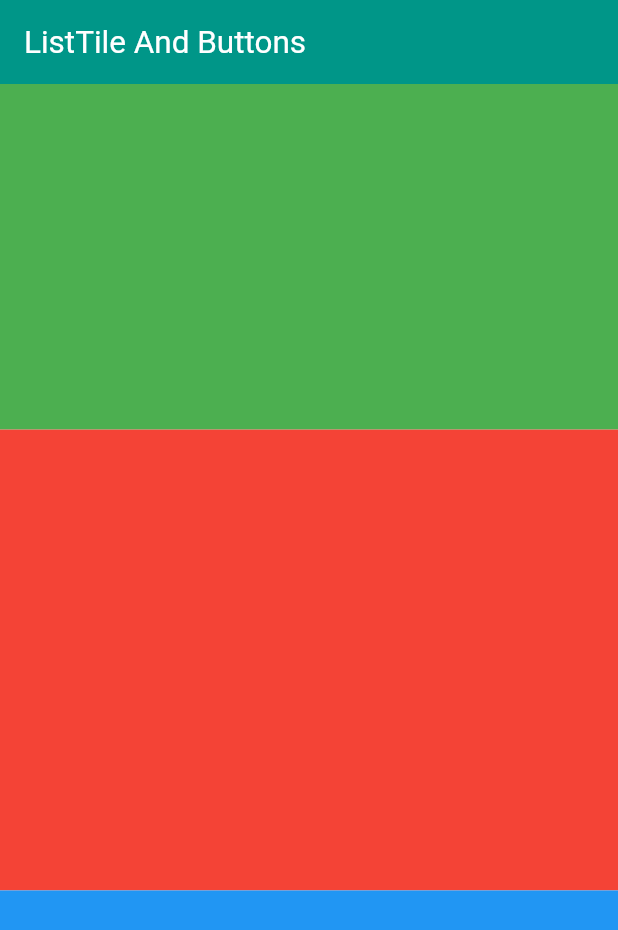
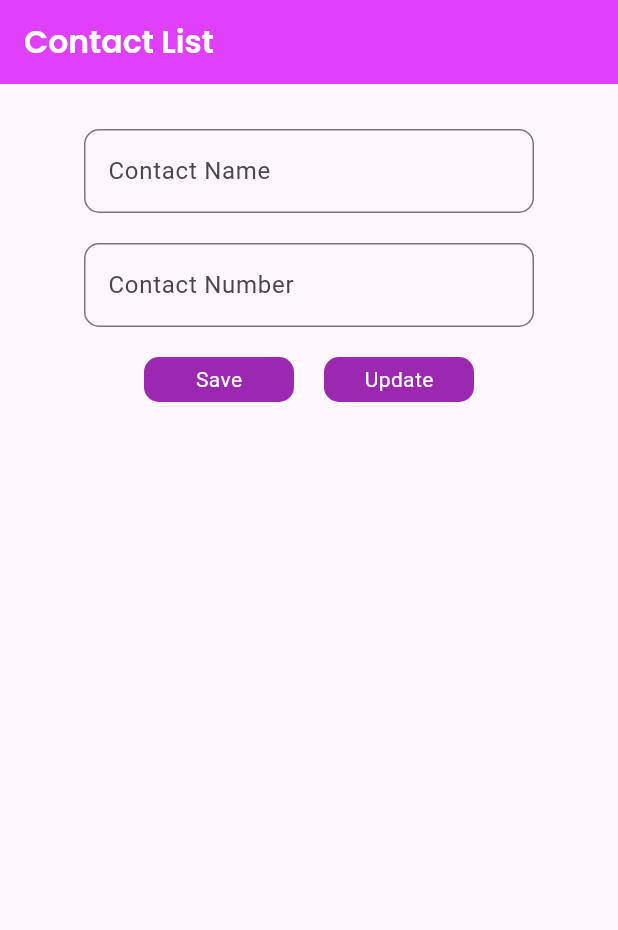
Before and after one commit to Malik399758/Urraan_Batch_39, a Flutter app: the screen it shows after launch, on a phone screen of 412 x 824 dp. Shown: the top 930 px of the screen. Run offline on Flutter 3.47's test engine with Material 3 defaults, Android fonts, the phone set to English and light mode, and no system bars; our stand-ins replace google_fonts, shared_preferences.

Commit message:
Shared Preferences mini project

```diff
--- a/lib/main.dart
+++ b/lib/main.dart
@@ -1,10 +1,5 @@
 import 'package:flutter/material.dart';
-import 'package:flutter_urraan_online_batch_38_ui/batch39_ui/assets_image.dart';
-import 'package:flutter_urraan_online_batch_38_ui/batch39_ui/listtile_buttons_ui.dart';
-import 'package:flutter_urraan_online_batch_38_ui/batch39_ui/listview_ui.dart';
-import 'package:flutter_urraan_online_batch_38_ui/batch39_ui/row_column.dart';
-import 'package:flutter_urraan_online_batch_38_ui/batch39_ui/text_ui.dart';
-import 'package:flutter_urraan_online_batch_38_ui/page1.dart';
+import 'package:flutter_urraan_online_batch_38_ui/shared_preferences_project/shared_preferences.dart';
 
 void main() => runApp(FitnessApp());
 
@@ -13,7 +8,8 @@ class FitnessApp extends StatelessWidget {
   Widget build(BuildContext context) {
     return MaterialApp(
       debugShowCheckedModeBanner: false,
-      home:ListTileButtonsUi(),
+      home:SharedPreferencesProject(),
+      //ListTileButtonsUi(),
       //ListviewUi()
       //AssetsImage(),
       // RowColumn(),
--- /dev/null
+++ b/lib/shared_preferences_project/shared_preferences.dart
@@ -0,0 +1,193 @@
+import 'package:flutter/material.dart';
+import 'package:google_fonts/google_fonts.dart';
+import 'package:shared_preferences/shared_preferences.dart';
+
+class SharedPreferencesProject extends StatefulWidget {
+  const SharedPreferencesProject({super.key});
+
+  @override
+  State<SharedPreferencesProject> createState() => _SharedPreferencesProjectState();
+}
+
+class _SharedPreferencesProjectState extends State<SharedPreferencesProject> {
+  var nameController = TextEditingController();
+  var numberController = TextEditingController();
+
+  List<String> nameList = [];
+  List<String> numberList = [];
+  int? selectedIndex;
+
+  @override
+  void initState() {
+    // TODO: implement initState
+    super.initState();
+     getData();
+  }
+
+
+  // Save
+  void saveData()async{
+    SharedPreferences prefs = await SharedPreferences.getInstance();
+    if(nameController.text.isNotEmpty && numberController.text.isNotEmpty){
+      nameList.add(nameController.text);
+      numberList.add(numberController.text);
+    }
+    prefs.setStringList('name', nameList);
+    prefs.setStringList('number', numberList);
+    nameController.clear();
+    numberController.clear();
+    getData();
+  }
+
+  // Get
+  void getData()async{
+    SharedPreferences prefs = await SharedPreferences.getInstance();
+   setState(() {
+     nameList = prefs.getStringList('name') ?? [];
+     numberList = prefs.getStringList('number') ?? [];
+   });
+  }
+
+  void updateData()async{
+    SharedPreferences prefs = await SharedPreferences.getInstance();
+    if(selectedIndex != null && nameController.text.isNotEmpty && numberController.text.isNotEmpty){
+      nameList[selectedIndex!] = nameController.text;
+      numberList[selectedIndex!] = numberController.text;
+    }
+    prefs.setStringList('name', nameList);
+    prefs.setStringList('number', numberList);
+    nameController.clear();
+    numberController.clear();
+    getData();
+  }
+
+  // Edit
+  void editContact(int index) {
+    setState(() {
+      selectedIndex = index;
+      nameController.text = nameList[index];
+      numberController.text = numberList[index];
+    });
+  }
+
+  // delete
+  void deleteData(int index)async{
+    SharedPreferences prefs = await SharedPreferences.getInstance();
+    nameList.removeAt(index);
+    numberList.removeAt(index);
+    getData();
+    prefs.setStringList('name', nameList);
+    prefs.setStringList('number', numberList);
+  }
+
+  @override
+  Widget build(BuildContext context) {
+    return Scaffold(
+      appBar: AppBar(
+        backgroundColor: Colors.purpleAccent,
+        title : Text('Contact List',style: GoogleFonts.poppins(fontSize: 21,color: Colors.white,fontWeight: FontWeight.w600),)
+      ),
+      body: Column(
+        children: [
+          SizedBox(height: 30,),
+          Center(
+            child: Container(
+              width: 300,
+              child: TextFormField(
+                controller: nameController,
+                decoration: InputDecoration(
+                  hintText: 'Contact Name',
+                  border: OutlineInputBorder(
+                    borderRadius: BorderRadius.circular(10)
+                  )
+                ),
+              ),
+            ),
+          ),
+          SizedBox(height: 20,),
+          Center(
+            child: Container(
+              width: 300,
+              child: TextFormField(
+                controller: numberController,
+                decoration: InputDecoration(
+                    hintText: 'Contact Number',
+                    border: OutlineInputBorder(
+                        borderRadius: BorderRadius.circular(10)
+                    )
+                ),
+              ),
+            ),
+          ),
+          SizedBox(height: 20,),
+          Row(
+            mainAxisAlignment: MainAxisAlignment.center,
+            children: [
+              // Save
+              GestureDetector(
+                onTap: ()async{
+                  saveData();
+                },
+                child: Container(
+                  width: 100,
+                  height: 30,
+                  decoration: BoxDecoration(
+                    color: Colors.purple,
+                    borderRadius: BorderRadius.circular(10)
+                  ),
+                  child: Center(child: Text('Save',style: TextStyle(color: Colors.white),)),
+                ),
+              ),
+              SizedBox(width: 20,),
+              GestureDetector(
+                onTap: (){
+                  updateData();
+                },
+                child: Container(
+                  width: 100,
+                  height: 30,
+                  decoration: BoxDecoration(
+                      color: Colors.purple,
+                      borderRadius: BorderRadius.circular(10)
+                  ),
+                  child: Center(child: Text('Update',style: TextStyle(color: Colors.white),)),
+                ),
+              ),
+            ],
+          ),
+         Expanded(
+           child: ListView.builder(
+              itemCount: nameList.length,
+               itemBuilder: (context,index){
+             return ListTile(
+               leading: CircleAvatar(
+                 backgroundImage: AssetImage('assets/images/y.jpg'),
+               ),
+               title: Text(nameList[index]),
+               subtitle: Text(numberList[index]),
+               trailing: Expanded(
+                 child: Row(
+                 mainAxisSize: MainAxisSize.min,
+                   children: [
+                     GestureDetector(
+                         onTap: (){
+                           editContact(index);
+                         },
+                         child: Icon(Icons.edit)),
+                     SizedBox(width: 20,),
+                     GestureDetector(
+                         onTap: (){
+                           deleteData(index);
+                         },
+                         child: Icon(Icons.delete)),
+                   ],
+                 ),
+               ),
+             );
+           }),
+         )
+        ],
+      ),
+    );
+  }
+}
--- a/pubspec.yaml
+++ b/pubspec.yaml
@@ -31,6 +31,7 @@ dependencies:
   flutter:
     sdk: flutter
   shared_preferences: ^2.3.2
+  google_fonts: ^6.2.1
 
 
 
```
Also changed, not shown: pubspec.lock, 1 other file.
